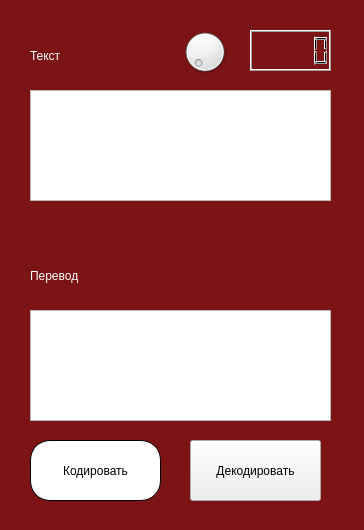
The window that coder.ui (NastyaRozhnova/lessons) describes before a commit, drawn with Qt 5.
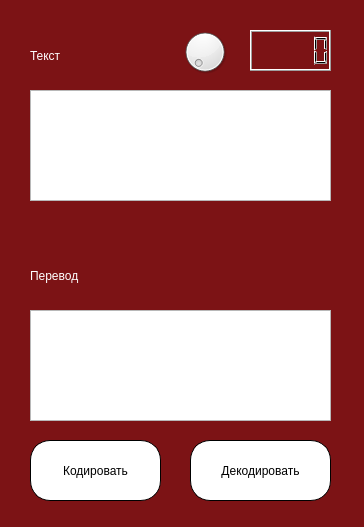
The same window after the commit.

Commit message: coder connect design to script

```diff
--- a/coder.ui
+++ b/coder.ui
@@ -7,7 +7,7 @@
     <x>0</x>
     <y>0</y>
     <width>364</width>
-    <height>530</height>
+    <height>527</height>
    </rect>
   </property>
   <property name="windowTitle">
@@ -119,12 +119,15 @@
      <rect>
       <x>190</x>
       <y>440</y>
-      <width>131</width>
+      <width>141</width>
       <height>61</height>
      </rect>
     </property>
     <property name="styleSheet">
-     <string notr="true">font: 12pt &quot;Comic Sans MS&quot;;</string>
+     <string notr="true">font: 12pt &quot;Comic Sans MS&quot;;
+border-radius: 20px;
+border: 1px solid; 
+background-color: rgb(255, 255, 255);</string>
     </property>
     <property name="text">
      <string>Декодировать</string>
```
Left out of the diff: 12 changed lines with no effect on the pictures. The commit also changes 3 other files.
